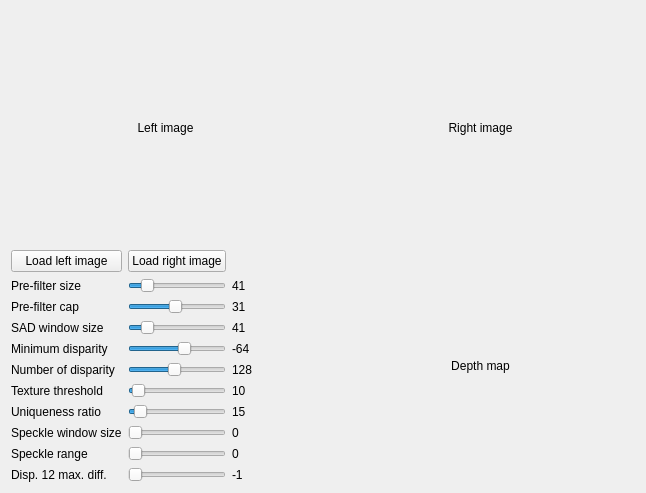
Qt form src/mainwindow.ui (generalized-intelligence/GAAS-Opencv-Disparity-Map-Tuner-with-ROS) before a commit.
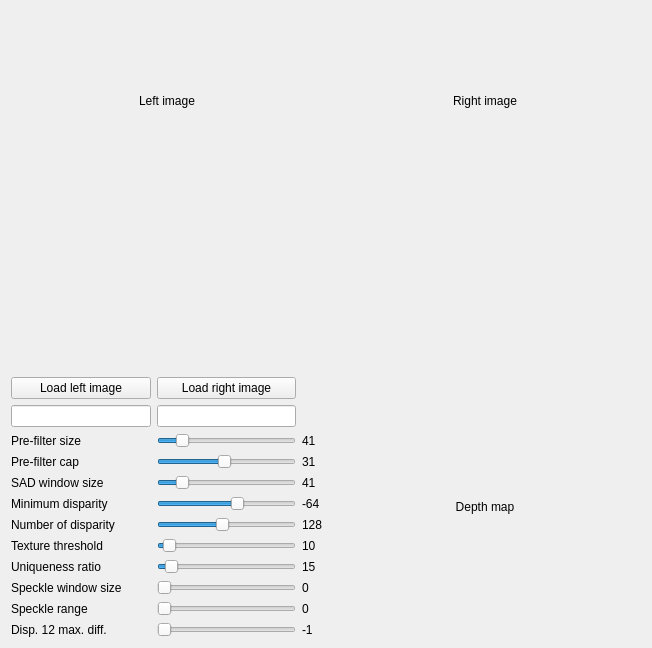
The same form after that commit.

Patch:
```diff
--- a/src/mainwindow.ui
+++ b/src/mainwindow.ui
@@ -6,8 +6,8 @@
    <rect>
     <x>0</x>
     <y>0</y>
-    <width>646</width>
-    <height>493</height>
+    <width>652</width>
+    <height>648</height>
    </rect>
   </property>
   <property name="windowTitle">
@@ -16,10 +16,99 @@
   <widget class="QWidget" name="centralWidget">
    <layout class="QGridLayout" name="gridLayout_2">
     <item row="0" column="0">
-     <layout class="QGridLayout" name="gridLayout">
+     <layout class="QGridLayout" name="gridLayout" rowstretch="1,1,0" columnstretch="1,1" columnminimumwidth="0,0">
+      <item row="2" column="1">
+       <widget class="QLabel" name="label_depth_map">
+        <property name="maximumSize">
+         <size>
+          <width>480</width>
+          <height>360</height>
+         </size>
+        </property>
+        <property name="text">
+         <string>Depth map</string>
+        </property>
+        <property name="alignment">
+         <set>Qt::AlignCenter</set>
+        </property>
+       </widget>
+      </item>
+      <item row="0" column="1">
+       <widget class="QLabel" name="label_image_right">
+        <property name="maximumSize">
+         <size>
+          <width>480</width>
+          <height>360</height>
+         </size>
+        </property>
+        <property name="text">
+         <string>Right image</string>
+        </property>
+        <property name="alignment">
+         <set>Qt::AlignCenter</set>
+        </property>
+       </widget>
+      </item>
       <item row="2" column="0">
        <layout class="QGridLayout" name="gridLayout_buttons">
-        <item row="5" column="1">
+        <item row="9" column="0">
+         <widget class="QLabel" name="label_speckle_window_size">
+          <property name="toolTip">
+           <string>&lt;html&gt;&lt;head/&gt;&lt;body&gt;&lt;p&gt;Maximum size of smooth disparity regions to consider their noise speckles and invalidate. Set it to 0 to disable speckle filtering. Otherwise, set it somewhere in the 50-200 range.&lt;/p&gt;&lt;/body&gt;&lt;/html&gt;</string>
+          </property>
+          <property name="text">
+           <string>Speckle window size</string>
+          </property>
+         </widget>
+        </item>
+        <item row="3" column="1">
+         <widget class="QSlider" name="horizontalSlider_pre_filter_cap">
+          <property name="sizePolicy">
+           <sizepolicy hsizetype="Minimum" vsizetype="Fixed">
+            <horstretch>0</horstretch>
+            <verstretch>0</verstretch>
+           </sizepolicy>
+          </property>
+          <property name="minimum">
+           <number>1</number>
+          </property>
+          <property name="maximum">
+           <number>63</number>
+          </property>
+          <property name="value">
+           <number>31</number>
+          </property>
+          <property name="orientation">
+           <enum>Qt::Horizontal</enum>
+          </property>
+         </widget>
+        </item>
+        <item row="2" column="1">
+         <widget class="QSlider" name="horizontalSlider_pre_filter_size">
+          <property name="sizePolicy">
+           <sizepolicy hsizetype="Minimum" vsizetype="Fixed">
+            <horstretch>0</horstretch>
+            <verstretch>0</verstretch>
+           </sizepolicy>
+          </property>
+          <property name="minimum">
+           <number>5</number>
+          </property>
+          <property name="maximum">
+           <number>255</number>
+          </property>
+          <property name="singleStep">
+           <number>2</number>
+          </property>
+          <property name="value">
+           <number>41</number>
+          </property>
+          <property name="orientation">
+           <enum>Qt::Horizontal</enum>
+          </property>
+         </widget>
+        </item>
+        <item row="6" column="1">
          <widget class="QSlider" name="horizontalSlider_num_of_disparity">
           <property name="sizePolicy">
            <sizepolicy hsizetype="Minimum" vsizetype="Fixed">
@@ -47,89 +136,34 @@
           </property>
          </widget>
         </item>
-        <item row="8" column="1">
-         <widget class="QSlider" name="horizontalSlider_speckle_window_size">
-          <property name="sizePolicy">
-           <sizepolicy hsizetype="Minimum" vsizetype="Fixed">
-            <horstretch>0</horstretch>
-            <verstretch>0</verstretch>
-           </sizepolicy>
+        <item row="10" column="0">
+         <widget class="QLabel" name="label_speckle_range">
+          <property name="toolTip">
+           <string>&lt;html&gt;&lt;head/&gt;&lt;body&gt;&lt;p&gt;Maximum disparity variation within each connected component. If you do speckle filtering, set the parameter to a positive value, it will be implicitly multiplied by 16. Normally, 1 or 2 is good enough.&lt;/p&gt;&lt;/body&gt;&lt;/html&gt;</string>
           </property>
-          <property name="maximum">
-           <number>250</number>
-          </property>
-          <property name="orientation">
-           <enum>Qt::Horizontal</enum>
-          </property>
-         </widget>
-        </item>
-        <item row="6" column="2">
-         <widget class="QLabel" name="label_6">
           <property name="text">
-           <string>10</string>
+           <string>Speckle range</string>
           </property>
          </widget>
         </item>
-        <item row="1" column="1">
-         <widget class="QSlider" name="horizontalSlider_pre_filter_size">
-          <property name="sizePolicy">
-           <sizepolicy hsizetype="Minimum" vsizetype="Fixed">
-            <horstretch>0</horstretch>
-            <verstretch>0</verstretch>
-           </sizepolicy>
-          </property>
-          <property name="minimum">
-           <number>5</number>
-          </property>
-          <property name="maximum">
-           <number>255</number>
-          </property>
-          <property name="singleStep">
-           <number>2</number>
-          </property>
-          <property name="value">
-           <number>41</number>
-          </property>
-          <property name="orientation">
-           <enum>Qt::Horizontal</enum>
-          </property>
-         </widget>
-        </item>
-        <item row="1" column="2">
-         <widget class="QLabel" name="label">
+        <item row="5" column="2">
+         <widget class="QLabel" name="label_4">
           <property name="text">
-           <string>41</string>
+           <string>-64</string>
           </property>
          </widget>
         </item>
-        <item row="1" column="0">
-         <widget class="QLabel" name="label_pre_filter_size">
-          <property name="text">
-           <string>Pre-filter size</string>
-          </property>
-         </widget>
-        </item>
-        <item row="4" column="0">
-         <widget class="QLabel" name="label_min_disparity">
+        <item row="3" column="0">
+         <widget class="QLabel" name="label_pre_filter_cap">
           <property name="toolTip">
            <string>&lt;html&gt;&lt;head/&gt;&lt;body&gt;&lt;p&gt;Minimum possible disparity value. Normally, it is zero but sometimes rectification algorithms can shift images, so this parameter needs to be adjusted accordingly.&lt;/p&gt;&lt;/body&gt;&lt;/html&gt;</string>
           </property>
           <property name="text">
-           <string>Minimum disparity</string>
+           <string>Pre-filter cap</string>
           </property>
          </widget>
         </item>
-        <item row="5" column="0">
-         <widget class="QLabel" name="label_num_of_disparity">
-          <property name="toolTip">
-           <string>&lt;html&gt;&lt;head/&gt;&lt;body&gt;&lt;p&gt;Maximum disparity minus minimum disparity. The value is always greater than zero. In the current implementation, this parameter must be divisible by 16.&lt;/p&gt;&lt;/body&gt;&lt;/html&gt;</string>
-          </property>
-          <property name="text">
-           <string>Number of disparity</string>
-          </property>
-         </widget>
-        </item>
-        <item row="4" column="1">
+        <item row="5" column="1">
          <widget class="QSlider" name="horizontalSlider_min_disparity">
           <property name="sizePolicy">
            <sizepolicy hsizetype="Minimum" vsizetype="Fixed">
@@ -157,21 +191,7 @@
           </property>
          </widget>
         </item>
-        <item row="8" column="2">
-         <widget class="QLabel" name="label_8">
-          <property name="text">
-           <string>0</string>
-          </property>
-         </widget>
-        </item>
-        <item row="3" column="2">
-         <widget class="QLabel" name="label_3">
-          <property name="text">
-           <string>41</string>
-          </property>
-         </widget>
-        </item>
-        <item row="6" column="1">
+        <item row="7" column="1">
          <widget class="QSlider" name="horizontalSlider_texture_threshold">
           <property name="sizePolicy">
            <sizepolicy hsizetype="Minimum" vsizetype="Fixed">
@@ -190,7 +210,14 @@
           </property>
          </widget>
         </item>
-        <item row="3" column="0">
+        <item row="4" column="2">
+         <widget class="QLabel" name="label_3">
+          <property name="text">
+           <string>41</string>
+          </property>
+         </widget>
+        </item>
+        <item row="4" column="0">
          <widget class="QLabel" name="label_SAD_window_size">
           <property name="toolTip">
            <string>&lt;html&gt;&lt;head/&gt;&lt;body&gt;&lt;p&gt;Matched block size. It must be an odd number &lt;span style=&quot; font-family:'Courier New,courier';&quot;&gt;&amp;gt;=1&lt;/span&gt; . Normally, it should be somewhere in the &lt;span style=&quot; font-family:'Courier New,courier';&quot;&gt;3..11&lt;/span&gt; range.&lt;/p&gt;&lt;/body&gt;&lt;/html&gt;</string>
@@ -200,28 +227,45 @@
           </property>
          </widget>
         </item>
-        <item row="9" column="2">
-         <widget class="QLabel" name="label_9">
-          <property name="text">
-           <string>0</string>
-          </property>
-         </widget>
-        </item>
-        <item row="2" column="2">
+        <item row="3" column="2">
          <widget class="QLabel" name="label_2">
           <property name="text">
            <string>31</string>
           </property>
          </widget>
         </item>
-        <item row="5" column="2">
-         <widget class="QLabel" name="label_5">
+        <item row="8" column="2">
+         <widget class="QLabel" name="label_7">
           <property name="text">
-           <string>128</string>
+           <string>15</string>
           </property>
          </widget>
         </item>
-        <item row="3" column="1">
+        <item row="6" column="0">
+         <widget class="QLabel" name="label_num_of_disparity">
+          <property name="toolTip">
+           <string>&lt;html&gt;&lt;head/&gt;&lt;body&gt;&lt;p&gt;Maximum disparity minus minimum disparity. The value is always greater than zero. In the current implementation, this parameter must be divisible by 16.&lt;/p&gt;&lt;/body&gt;&lt;/html&gt;</string>
+          </property>
+          <property name="text">
+           <string>Number of disparity</string>
+          </property>
+         </widget>
+        </item>
+        <item row="10" column="2">
+         <widget class="QLabel" name="label_9">
+          <property name="text">
+           <string>0</string>
+          </property>
+         </widget>
+        </item>
+        <item row="7" column="2">
+         <widget class="QLabel" name="label_6">
+          <property name="text">
+           <string>10</string>
+          </property>
+         </widget>
+        </item>
+        <item row="4" column="1">
          <widget class="QSlider" name="horizontalSlider_SAD_window_size">
           <property name="sizePolicy">
            <sizepolicy hsizetype="Minimum" vsizetype="Fixed">
@@ -246,26 +290,17 @@
           </property>
          </widget>
         </item>
-        <item row="7" column="1">
-         <widget class="QSlider" name="horizontalSlider_uniqueness_ratio">
-          <property name="sizePolicy">
-           <sizepolicy hsizetype="Minimum" vsizetype="Fixed">
-            <horstretch>0</horstretch>
-            <verstretch>0</verstretch>
-           </sizepolicy>
+        <item row="11" column="0">
+         <widget class="QLabel" name="label_disp_12_max_diff">
+          <property name="toolTip">
+           <string>&lt;html&gt;&lt;head/&gt;&lt;body&gt;&lt;p&gt;Maximum allowed difference (in integer pixel units) in the left-right disparity check. Set it to a non-positive value to disable the check.&lt;/p&gt;&lt;/body&gt;&lt;/html&gt;</string>
           </property>
-          <property name="maximum">
-           <number>255</number>
-          </property>
-          <property name="value">
-           <number>15</number>
-          </property>
-          <property name="orientation">
-           <enum>Qt::Horizontal</enum>
+          <property name="text">
+           <string>Disp. 12 max. diff.</string>
           </property>
          </widget>
         </item>
-        <item row="7" column="0">
+        <item row="8" column="0">
          <widget class="QLabel" name="label_uniqueness_ratio">
           <property name="toolTip">
            <string>&lt;html&gt;&lt;head/&gt;&lt;body&gt;&lt;p&gt;Margin in percentage by which the best (minimum) computed cost function value should “win” the second best value to consider the found match correct. Normally, a value within the 5-15 range is good enough.&lt;/p&gt;&lt;/body&gt;&lt;/html&gt;</string>
@@ -275,6 +310,80 @@
           </property>
          </widget>
         </item>
+        <item row="10" column="1">
+         <widget class="QSlider" name="horizontalSlider_speckle_range">
+          <property name="sizePolicy">
+           <sizepolicy hsizetype="Minimum" vsizetype="Fixed">
+            <horstretch>0</horstretch>
+            <verstretch>0</verstretch>
+           </sizepolicy>
+          </property>
+          <property name="minimum">
+           <number>0</number>
+          </property>
+          <property name="maximum">
+           <number>3</number>
+          </property>
+          <property name="orientation">
+           <enum>Qt::Horizontal</enum>
+          </property>
+         </widget>
+        </item>
+        <item row="11" column="1">
+         <widget class="QSlider" name="horizontalSlider_disp_12_max_diff">
+          <property name="sizePolicy">
+           <sizepolicy hsizetype="Minimum" vsizetype="Fixed">
+            <horstretch>0</horstretch>
+            <verstretch>0</verstretch>
+           </sizepolicy>
+          </property>
+          <property name="minimum">
+           <number>-1</number>
+          </property>
+          <property name="maximum">
+           <number>100</number>
+          </property>
+          <property name="value">
+           <number>-1</number>
+          </property>
+          <property name="orientation">
+           <enum>Qt::Horizontal</enum>
+          </property>
+         </widget>
+        </item>
+        <item row="9" column="2">
+         <widget class="QLabel" name="label_8">
+          <property name="text">
+           <string>0</string>
+          </property>
+         </widget>
+        </item>
+        <item row="8" column="1">
+         <widget class="QSlider" name="horizontalSlider_uniqueness_ratio">
+          <property name="sizePolicy">
+           <sizepolicy hsizetype="Minimum" vsizetype="Fixed">
+            <horstretch>0</horstretch>
+            <verstretch>0</verstretch>
+           </sizepolicy>
+          </property>
+          <property name="maximum">
+           <number>255</number>
+          </property>
+          <property name="value">
+           <number>15</number>
+          </property>
+          <property name="orientation">
+           <enum>Qt::Horizontal</enum>
+          </property>
+         </widget>
+        </item>
+        <item row="7" column="0">
+         <widget class="QLabel" name="label_texture_threshold">
+          <property name="text">
+           <string>Texture threshold</string>
+          </property>
+         </widget>
+        </item>
         <item row="0" column="1">
          <widget class="QPushButton" name="pushButton_right">
           <property name="text">
@@ -282,178 +391,75 @@
           </property>
          </widget>
         </item>
-        <item row="0" column="0">
-         <widget class="QPushButton" name="pushButton_left">
-          <property name="text">
-           <string>Load left image</string>
-          </property>
-         </widget>
-        </item>
-        <item row="8" column="0">
-         <widget class="QLabel" name="label_speckle_window_size">
-          <property name="toolTip">
-           <string>&lt;html&gt;&lt;head/&gt;&lt;body&gt;&lt;p&gt;Maximum size of smooth disparity regions to consider their noise speckles and invalidate. Set it to 0 to disable speckle filtering. Otherwise, set it somewhere in the 50-200 range.&lt;/p&gt;&lt;/body&gt;&lt;/html&gt;</string>
-          </property>
-          <property name="text">
-           <string>Speckle window size</string>
-          </property>
-         </widget>
-        </item>
-        <item row="2" column="0">
-         <widget class="QLabel" name="label_pre_filter_cap">
-          <property name="toolTip">
-           <string>&lt;html&gt;&lt;head/&gt;&lt;body&gt;&lt;p&gt;Truncation value for the prefiltered image pixels. The algorithm first computes x-derivative at each pixel and clips its value by &lt;span style=&quot; font-family:'Courier New,courier';&quot;&gt;[-preFilterCap, preFilterCap]&lt;/span&gt; interval. The result values are passed to the Birchfield-Tomasi pixel cost function.&lt;/p&gt;&lt;/body&gt;&lt;/html&gt;</string>
-          </property>
-          <property name="text">
-           <string>Pre-filter cap</string>
-          </property>
-         </widget>
-        </item>
-        <item row="9" column="0">
-         <widget class="QLabel" name="label_speckle_range">
-          <property name="toolTip">
-           <string>&lt;html&gt;&lt;head/&gt;&lt;body&gt;&lt;p&gt;Maximum disparity variation within each connected component. If you do speckle filtering, set the parameter to a positive value, it will be implicitly multiplied by 16. Normally, 1 or 2 is good enough.&lt;/p&gt;&lt;/body&gt;&lt;/html&gt;</string>
-          </property>
-          <property name="text">
-           <string>Speckle range</string>
-          </property>
-         </widget>
-        </item>
-        <item row="4" column="2">
-         <widget class="QLabel" name="label_4">
-          <property name="text">
-           <string>-64</string>
-          </property>
-         </widget>
-        </item>
-        <item row="7" column="2">
-         <widget class="QLabel" name="label_7">
-          <property name="text">
-           <string>15</string>
-          </property>
-         </widget>
-        </item>
-        <item row="6" column="0">
-         <widget class="QLabel" name="label_texture_threshold">
-          <property name="text">
-           <string>Texture threshold</string>
-          </property>
-         </widget>
-        </item>
         <item row="9" column="1">
-         <widget class="QSlider" name="horizontalSlider_speckle_range">
+         <widget class="QSlider" name="horizontalSlider_speckle_window_size">
           <property name="sizePolicy">
            <sizepolicy hsizetype="Minimum" vsizetype="Fixed">
             <horstretch>0</horstretch>
             <verstretch>0</verstretch>
            </sizepolicy>
           </property>
-          <property name="minimum">
-           <number>0</number>
-          </property>
           <property name="maximum">
-           <number>3</number>
+           <number>250</number>
           </property>
           <property name="orientation">
            <enum>Qt::Horizontal</enum>
           </property>
          </widget>
         </item>
-        <item row="2" column="1">
-         <widget class="QSlider" name="horizontalSlider_pre_filter_cap">
-          <property name="sizePolicy">
-           <sizepolicy hsizetype="Minimum" vsizetype="Fixed">
-            <horstretch>0</horstretch>
-            <verstretch>0</verstretch>
-           </sizepolicy>
+        <item row="6" column="2">
+         <widget class="QLabel" name="label_5">
+          <property name="text">
+           <string>128</string>
           </property>
-          <property name="minimum">
-           <number>1</number>
+         </widget>
+        </item>
+        <item row="2" column="0">
+         <widget class="QLabel" name="label_pre_filter_size">
+          <property name="text">
+           <string>Pre-filter size</string>
           </property>
-          <property name="maximum">
-           <number>63</number>
+         </widget>
+        </item>
+        <item row="2" column="2">
+         <widget class="QLabel" name="label">
+          <property name="text">
+           <string>41</string>
           </property>
-          <property name="value">
-           <number>31</number>
-          </property>
-          <property name="orientation">
-           <enum>Qt::Horizontal</enum>
-          </property>
          </widget>
         </item>
-        <item row="10" column="0">
-         <widget class="QLabel" name="label_disp_12_max_diff">
+        <item row="5" column="0">
+         <widget class="QLabel" name="label_min_disparity">
           <property name="toolTip">
            <string>&lt;html&gt;&lt;head/&gt;&lt;body&gt;&lt;p&gt;Maximum allowed difference (in integer pixel units) in the left-right disparity check. Set it to a non-positive value to disable the check.&lt;/p&gt;&lt;/body&gt;&lt;/html&gt;</string>
           </property>
           <property name="text">
-           <string>Disp. 12 max. diff.</string>
+           <string>Minimum disparity</string>
           </property>
          </widget>
         </item>
-        <item row="10" column="2">
+        <item row="11" column="2">
          <widget class="QLabel" name="label_10">
           <property name="text">
            <string>-1</string>
           </property>
          </widget>
         </item>
-        <item row="10" column="1">
-         <widget class="QSlider" name="horizontalSlider_disp_12_max_diff">
-          <property name="sizePolicy">
-           <sizepolicy hsizetype="Minimum" vsizetype="Fixed">
-            <horstretch>0</horstretch>
-            <verstretch>0</verstretch>
-           </sizepolicy>
-          </property>
-          <property name="minimum">
-           <number>-1</number>
-          </property>
-          <property name="maximum">
-           <number>100</number>
-          </property>
-          <property name="value">
-           <number>-1</number>
-          </property>
-          <property name="orientation">
-           <enum>Qt::Horizontal</enum>
+        <item row="0" column="0">
+         <widget class="QPushButton" name="pushButton_left">
+          <property name="text">
+           <string>Load left image</string>
           </property>
          </widget>
         </item>
+        <item row="1" column="0">
+         <widget class="QLineEdit" name="linetxt_left"/>
+        </item>
+        <item row="1" column="1">
+         <widget class="QLineEdit" name="linetxt_right"/>
+        </item>
        </layout>
       </item>
-      <item row="2" column="1">
-       <widget class="QLabel" name="label_depth_map">
-        <property name="maximumSize">
-         <size>
-          <width>480</width>
-          <height>360</height>
-         </size>
-        </property>
-        <property name="text">
-         <string>Depth map</string>
-        </property>
-        <property name="alignment">
-         <set>Qt::AlignCenter</set>
-        </property>
-       </widget>
-      </item>
-      <item row="0" column="1">
-       <widget class="QLabel" name="label_image_right">
-        <property name="maximumSize">
-         <size>
-          <width>480</width>
-          <height>360</height>
-         </size>
-        </property>
-        <property name="text">
-         <string>Right image</string>
-        </property>
-        <property name="alignment">
-         <set>Qt::AlignCenter</set>
-        </property>
-       </widget>
-      </item>
       <item row="0" column="0">
        <widget class="QLabel" name="label_image_left">
         <property name="maximumSize">
```
Left out of the diff: 4 changed lines with no effect on the pictures.
